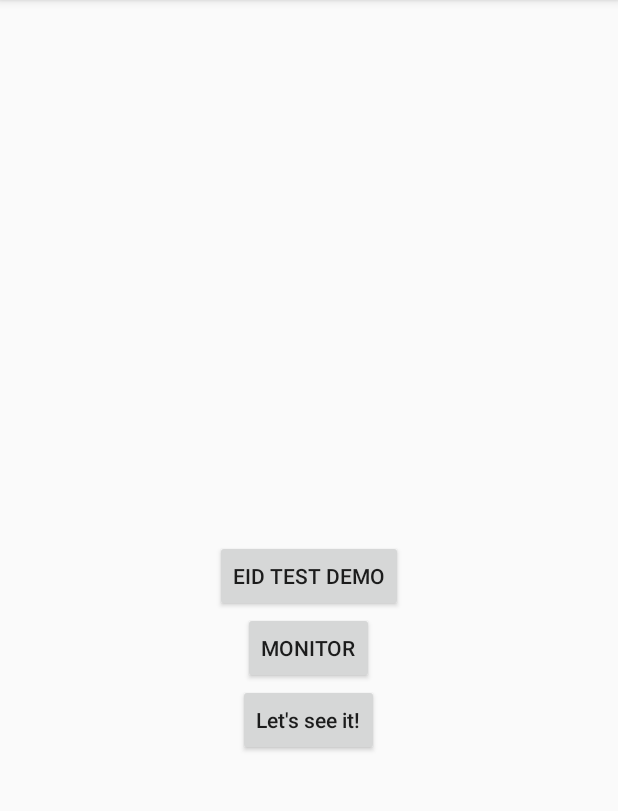
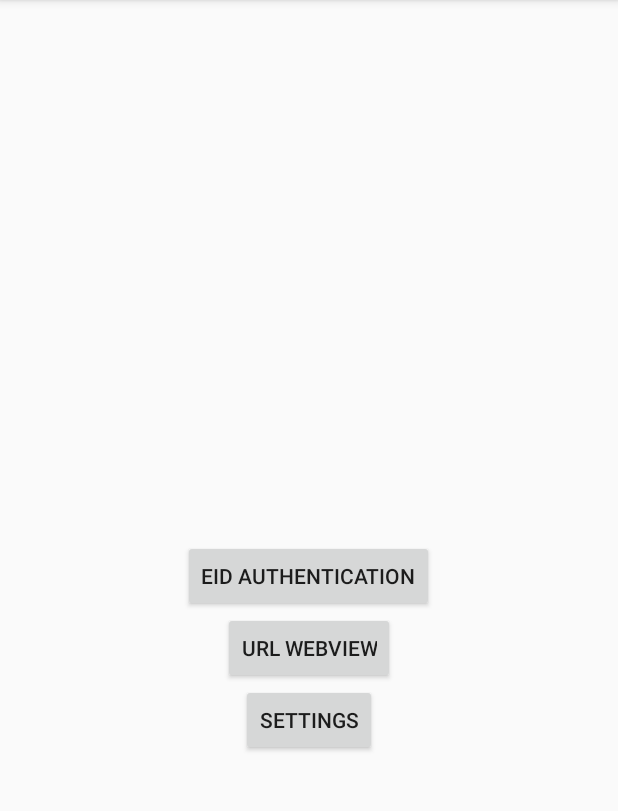
Before and after one commit to UHMC/Educational_Beacons, an Android app: the screen it shows after launch (MainActivity), on a phone screen of 412 x 824 dp, the part 84-895 px from its top. Run offline under Robolectric (Android 15) with nearby library versions, the phone set to English and light mode, and no system bars.

Commit message:
Change button text in MainActivity

```diff
--- a/app/src/main/res/layout/activity_main.xml
+++ b/app/src/main/res/layout/activity_main.xml
@@ -12,9 +12,9 @@
     <Button
         android:layout_width="wrap_content"
         android:layout_height="wrap_content"
-        android:text="Let's see it!"
+        android:text="Settings"
         android:id="@+id/button3"
-        android:textAllCaps="false"
+        android:textAllCaps="true"
         android:onClick="setup"
         android:layout_below="@+id/button5"
         android:layout_centerHorizontal="true" />
@@ -23,7 +23,7 @@
         style="?android:attr/buttonStyleSmall"
         android:layout_width="wrap_content"
         android:layout_height="wrap_content"
-        android:text="monitor"
+        android:text="URL Webview"
         android:id="@+id/button5"
         android:onClick="monitor"
         android:layout_below="@+id/button6"
@@ -32,7 +32,7 @@
     <Button
         android:layout_width="wrap_content"
         android:layout_height="wrap_content"
-        android:text="EID Test Demo"
+        android:text="EID Authentication"
         android:id="@+id/button6"
         android:onClick="launchEIDTestDemo"
         android:layout_centerVertical="true"
```
